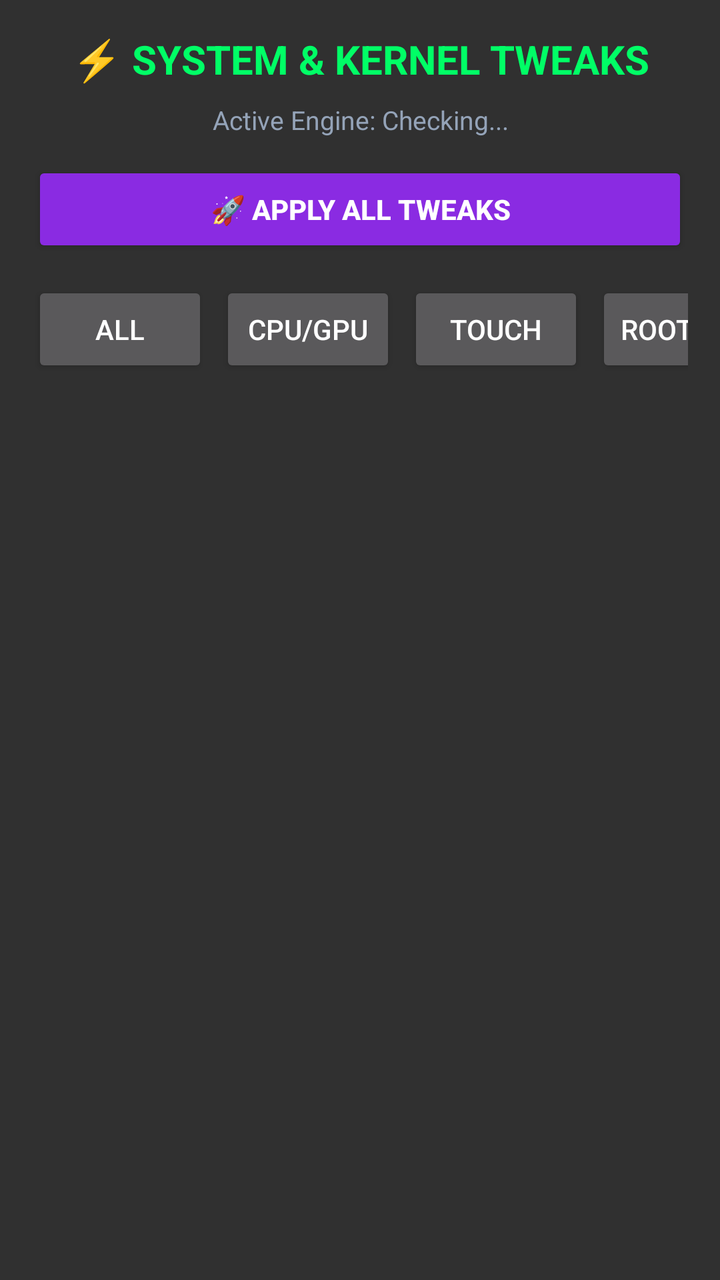
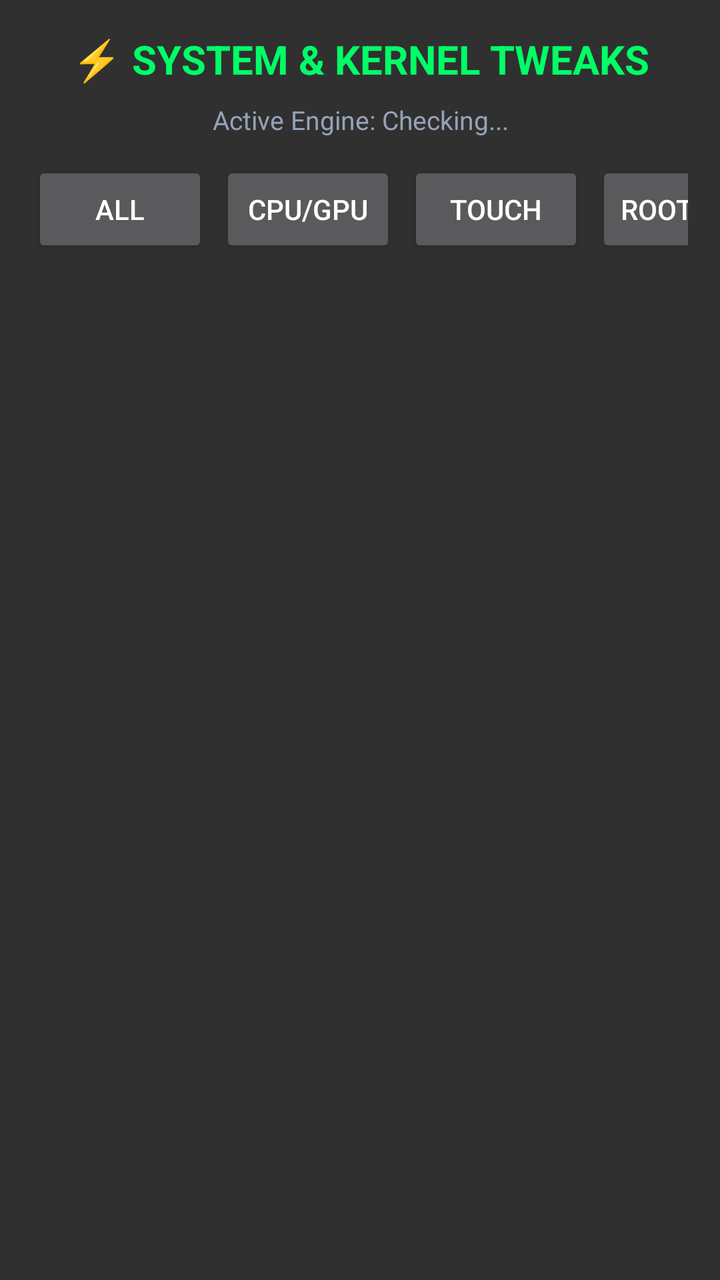

Compare the two renders of this Android layout. The source of the first and the diff that turns it into the second are given below.
<!-- AndroidManifest.xml: application theme Theme.AppCompat.NoActionBar -->
<!-- res/layout/fragment_tweaks.xml -->
<LinearLayout xmlns:android="http://schemas.android.com/apk/res/android"
    android:layout_width="match_parent"
    android:layout_height="match_parent"
    android:orientation="vertical"
    android:padding="16dp">

    <TextView
        android:layout_width="match_parent"
        android:layout_height="wrap_content"
        android:text="⚡ SYSTEM &amp; KERNEL TWEAKS"
        android:textColor="@color/accent_neon_green"
        android:textSize="20sp"
        android:textStyle="bold"
        android:gravity="center"
        android:paddingBottom="8dp" />

    <TextView
        android:id="@+id/tv_tweaks_status"
        android:layout_width="match_parent"
        android:layout_height="wrap_content"
        android:text="Active Engine: Checking..."
        android:textColor="@color/text_secondary"
        android:textSize="13sp"
        android:gravity="center"
        android:paddingBottom="12dp" />

    
    <TextView
        android:id="@+id/banner_shizuku_disconnect"
        android:layout_width="match_parent"
        android:layout_height="wrap_content"
        android:text="⚠️ Shizuku disconnected — reconnect to continue privileged tweaks"
        android:textColor="#FFFFFF"
        android:background="@color/accent_red"
        android:textSize="13sp"
        android:textStyle="bold"
        android:padding="10dp"
        android:gravity="center"
        android:visibility="gone"
        android:layout_marginBottom="12dp" />

    <LinearLayout
        android:layout_width="match_parent"
        android:layout_height="wrap_content"
        android:orientation="horizontal"
        android:layout_marginBottom="12dp">

        <Button
            android:id="@+id/btn_apply_all_tweaks"
            android:layout_width="0dp"
            android:layout_height="wrap_content"
            android:layout_weight="1"
            android:text="🚀 APPLY ALL TWEAKS"
            android:backgroundTint="@color/accent_purple"
            android:textColor="@color/text_primary"
            android:textStyle="bold" />
    </LinearLayout>

    <HorizontalScrollView
        android:layout_width="match_parent"
        android:layout_height="wrap_content"
        android:scrollbars="none"
        android:layout_marginBottom="8dp">

        <LinearLayout
            android:layout_width="wrap_content"
            android:layout_height="wrap_content"
            android:orientation="horizontal">

            <Button
                android:id="@+id/btn_filter_all"
                style="?attr/materialButtonOutlinedStyle"
                android:layout_width="wrap_content"
                android:layout_height="wrap_content"
                android:text="ALL"
                android:textColor="@color/text_primary"
                android:layout_marginEnd="6dp" />

            <Button
                android:id="@+id/btn_filter_cpugpu"
                style="?attr/materialButtonOutlinedStyle"
                android:layout_width="wrap_content"
                android:layout_height="wrap_content"
                android:text="CPU/GPU"
                android:textColor="@color/text_primary"
                android:layout_marginEnd="6dp" />

            <Button
                android:id="@+id/btn_filter_touch"
                style="?attr/materialButtonOutlinedStyle"
                android:layout_width="wrap_content"
                android:layout_height="wrap_content"
                android:text="TOUCH"
                android:textColor="@color/text_primary"
                android:layout_marginEnd="6dp" />

            <Button
                android:id="@+id/btn_filter_root"
                style="?attr/materialButtonOutlinedStyle"
                android:layout_width="wrap_content"
                android:layout_height="wrap_content"
                android:text="ROOT KERNEL"
                android:textColor="@color/text_primary"
                android:layout_marginEnd="6dp" />

            <Button
                android:id="@+id/btn_filter_shizuku"
                style="?attr/materialButtonOutlinedStyle"
                android:layout_width="wrap_content"
                android:layout_height="wrap_content"
                android:text="SHIZUKU"
                android:textColor="@color/text_primary" />
        </LinearLayout>
    </HorizontalScrollView>

    <androidx.recyclerview.widget.RecyclerView
        android:id="@+id/rv_tweaks_list"
        android:layout_width="match_parent"
        android:layout_height="0dp"
        android:layout_weight="1"
        android:paddingBottom="16dp"
        android:clipToPadding="false" />

</LinearLayout>
<!-- resources referenced by this layout -->
<resources>
  <color name="accent_neon_green">#00FF66</color>
  <color name="accent_purple">#8A2BE2</color>
  <color name="accent_red">#FF0055</color>
  <color name="text_primary">#FFFFFF</color>
  <color name="text_secondary">#94A3B8</color>
</resources>

<!-- the commit's change to res/layout/fragment_tweaks.xml (unified diff, before → after) -->
@@ -38,23 +38,6 @@
         android:gravity="center"
         android:visibility="gone"
         android:layout_marginBottom="12dp" />
-
-    <LinearLayout
-        android:layout_width="match_parent"
-        android:layout_height="wrap_content"
-        android:orientation="horizontal"
-        android:layout_marginBottom="12dp">
-
-        <Button
-            android:id="@+id/btn_apply_all_tweaks"
-            android:layout_width="0dp"
-            android:layout_height="wrap_content"
-            android:layout_weight="1"
-            android:text="🚀 APPLY ALL TWEAKS"
-            android:backgroundTint="@color/accent_purple"
-            android:textColor="@color/text_primary"
-            android:textStyle="bold" />
-    </LinearLayout>
 
     <HorizontalScrollView
         android:layout_width="match_parent"
<!-- resource entries referenced after the edit -->
@@ -1,7 +1,6 @@
 <!-- resources referenced by this layout -->
 <resources>
   <color name="accent_neon_green">#00FF66</color>
-  <color name="accent_purple">#8A2BE2</color>
   <color name="accent_red">#FF0055</color>
   <color name="text_primary">#FFFFFF</color>
   <color name="text_secondary">#94A3B8</color>
